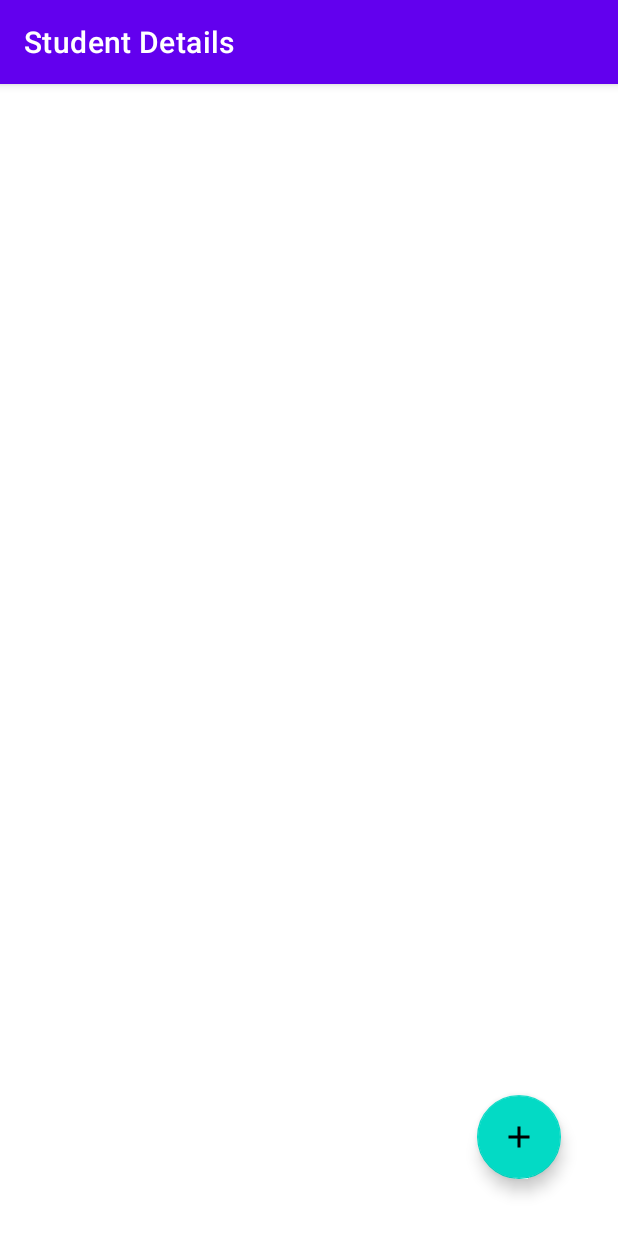
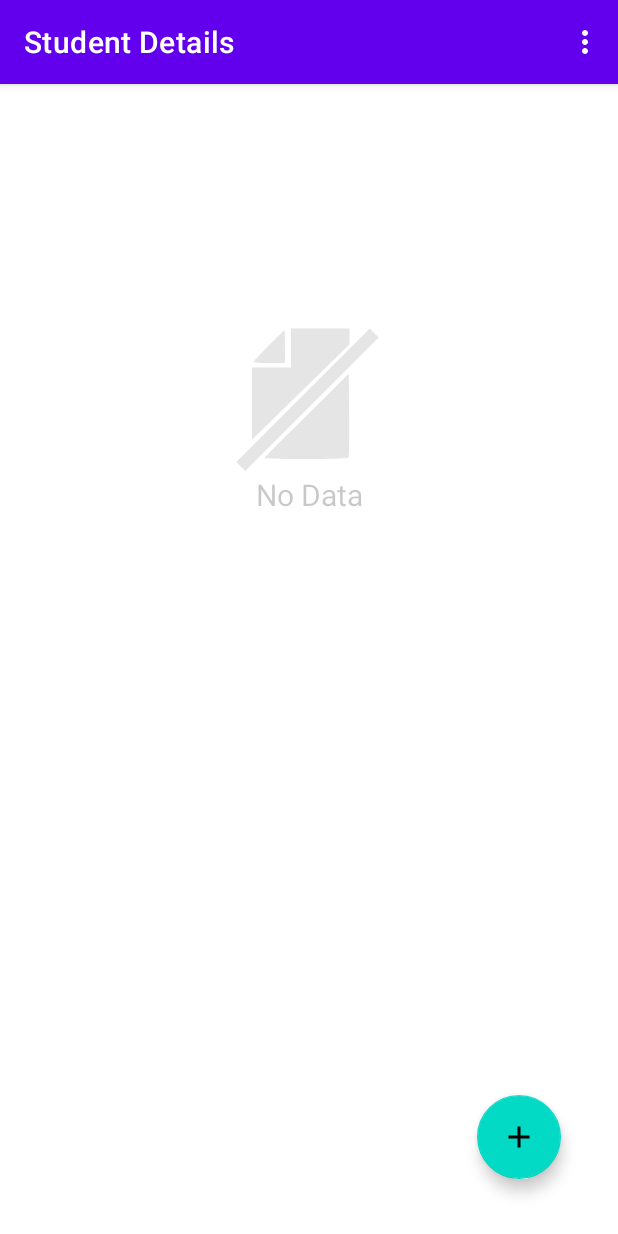
Before and after one commit to ISMT-Coders/Insert-Update_Delete_Android, an Android app: the screen it shows after launch (ViewData), on a phone screen of 412 x 824 dp. Run offline under Robolectric (Android 15) with nearby library versions, the phone set to English and light mode, and no system bars.

Commit message:
Added Deletion Features

```diff
--- a/app/src/main/java/com/example/studentdetails/Db_Helper.java
+++ b/app/src/main/java/com/example/studentdetails/Db_Helper.java
@@ -110,4 +110,8 @@ public class Db_Helper extends SQLiteOpenHelper {
             Toast.makeText(context, "Successfully Deleted", Toast.LENGTH_SHORT).show();
         }
     }
+    void deleteAllData(){
+        SQLiteDatabase db = this.getWritableDatabase();
+        db.execSQL("DELETE FROM " + TABLE_NAME);
+    }
 }
--- a/app/src/main/java/com/example/studentdetails/ViewData.java
+++ b/app/src/main/java/com/example/studentdetails/ViewData.java
@@ -1,12 +1,15 @@
 package com.example.studentdetails;
 
+import androidx.annotation.NonNull;
 import androidx.annotation.Nullable;
+import androidx.appcompat.app.AlertDialog;
 import androidx.appcompat.app.AppCompatActivity;
 
 import androidx.recyclerview.widget.LinearLayoutManager;
 import androidx.recyclerview.widget.RecyclerView;
 
 import android.annotation.SuppressLint;
+import android.content.DialogInterface;
 import android.content.Intent;
 
 import android.database.Cursor;
@@ -14,7 +17,10 @@ import android.os.Bundle;
 
 import android.view.Menu;
 import android.view.MenuInflater;
+import android.view.MenuItem;
 import android.view.View;
+import android.widget.ImageView;
+import android.widget.TextView;
 import android.widget.Toast;
 
 
@@ -28,6 +34,8 @@ public class ViewData extends AppCompatActivity {
     FloatingActionButton add_button;
     ArrayList<String> roll_no, stdName, stdAddress;
     CustomAdapter customAdapter;
+    ImageView empty_imageview;
+    TextView no_data;
 
     @SuppressLint("MissingInflatedId")
     @Override
@@ -36,6 +44,8 @@ public class ViewData extends AppCompatActivity {
         setContentView(R.layout.activity_view_data);
         recyclerView = findViewById(R.id.recyclerView);
         add_button = findViewById(R.id.addButton);
+        empty_imageview = findViewById(R.id.empty_imageView);
+        no_data = findViewById(R.id.no_Data_txt);
 
         add_button.setOnClickListener(new View.OnClickListener() {
             @Override
@@ -67,20 +77,55 @@ public class ViewData extends AppCompatActivity {
     void storeDataInArrays(){
         Cursor cursor = mydb.readAllData();
         if (cursor.getCount() ==0){
-            Toast.makeText(this, "No Data", Toast.LENGTH_SHORT).show();
+            empty_imageview.setVisibility(View.VISIBLE);
+            no_data.setVisibility(View.VISIBLE);
         }else {
             while (cursor.moveToNext()){
                 roll_no.add(cursor.getString(0));
                 stdName.add(cursor.getString(1));
                 stdAddress.add(cursor.getString(2));
             }
+            empty_imageview.setVisibility(View.GONE);
+            no_data.setVisibility(View.GONE);
         }
     }
 
     @Override
     public boolean onCreateOptionsMenu(Menu menu) {
         MenuInflater inflater = getMenuInflater();
-        inflater.inflate((R.menu.my_menu, menu));
+        inflater.inflate(R.menu.my_menu, menu);
         return super.onCreateOptionsMenu(menu);
     }
+
+    @Override
+    public boolean onOptionsItemSelected(@NonNull MenuItem item) {
+        if (item.getItemId() == R.id.delete_all){
+            confirmDialog();
+        }
+        return super.onOptionsItemSelected(item);
+    }
+    void confirmDialog(){
+        AlertDialog.Builder builder = new AlertDialog.Builder(this);
+        builder.setTitle("Delete All Data?");
+        builder.setMessage("Are you sure to delete all Data?");
+        builder.setPositiveButton("Yes", new DialogInterface.OnClickListener() {
+            @Override
+            public void onClick(DialogInterface dialog, int which) {
+                Db_Helper myDB = new Db_Helper(ViewData.this);
+                myDB.deleteAllData();
+
+                //refresh activity
+                Intent intent = new Intent(ViewData.this, ViewData.class);
+                startActivity(intent);
+                finish();
+            }
+        });
+        builder.setNegativeButton("No", new DialogInterface.OnClickListener() {
+            @Override
+            public void onClick(DialogInterface dialog, int which) {
+
+            }
+        });
+        builder.create().show();
+    }
 }
--- /dev/null
+++ b/app/src/main/res/drawable/icons8_empty_100.xml
@@ -0,0 +1,22 @@
+<vector xmlns:android="http://schemas.android.com/apk/res/android"
+    android:width="100dp"
+    android:height="100dp"
+    android:viewportWidth="100"
+    android:viewportHeight="100">
+  <path
+      android:pathData="M38,16l0,13 -13,-0 -13,-0 0,24.1 0,24.1 32.5,-31.8 32.5,-31.7 0,-5.4 0,-5.3 -19.5,-0 -19.5,-0 0,13z"
+      android:fillColor="#000000"
+      android:strokeColor="#00000000"/>
+  <path
+      android:pathData="M46,47.5l-44.5,44.5 3,3 3,3 44.5,-44.5 44.5,-44.5 -3,-3 -3,-3 -44.5,44.5z"
+      android:fillColor="#000000"
+      android:strokeColor="#00000000"/>
+  <path
+      android:pathData="M23.2,14.3c-5.6,5.6 -10.2,10.6 -10.2,11 0,0.4 4.7,0.7 10.5,0.7l10.5,-0 0,-11c0,-6.1 -0.1,-11 -0.3,-11 -0.1,-0 -4.8,4.6 -10.5,10.3z"
+      android:fillColor="#000000"
+      android:strokeColor="#00000000"/>
+  <path
+      android:pathData="M48.3,61.1c-15.6,15.4 -28.3,28.2 -28.3,28.4 0,0.3 12.6,0.5 28,0.5 21.7,-0 28.2,-0.3 28.5,-1.3 0.3,-0.7 0.4,-13.4 0.3,-28.4l-0.3,-27.1 -28.2,27.9z"
+      android:fillColor="#000000"
+      android:strokeColor="#00000000"/>
+</vector>
--- a/app/src/main/res/layout/activity_view_data.xml
+++ b/app/src/main/res/layout/activity_view_data.xml
@@ -25,5 +25,29 @@
         app:layout_constraintBottom_toBottomOf="parent"
         app:layout_constraintEnd_toEndOf="parent" />
 
+    <ImageView
+        android:id="@+id/empty_imageView"
+        android:layout_width="wrap_content"
+        android:layout_height="wrap_content"
+        android:layout_marginTop="150dp"
+        app:layout_constraintEnd_toEndOf="parent"
+        app:layout_constraintStart_toStartOf="parent"
+        app:layout_constraintTop_toTopOf="parent"
+        android:alpha="0.1"
+        android:visibility="gone"
+        app:srcCompat="@drawable/icons8_empty_100" />
+
+    <TextView
+        android:id="@+id/no_Data_txt"
+        android:layout_width="wrap_content"
+        android:layout_height="wrap_content"
+        android:alpha="0.4"
+        android:text="No Data"
+        android:textSize="20sp"
+        android:visibility="gone"
+        app:layout_constraintEnd_toEndOf="parent"
+        app:layout_constraintStart_toStartOf="parent"
+        app:layout_constraintTop_toBottomOf="@+id/empty_imageView" />
+
 
 </androidx.constraintlayout.widget.ConstraintLayout>
--- a/app/src/main/res/menu/my_menu.xml
+++ b/app/src/main/res/menu/my_menu.xml
@@ -5,7 +5,7 @@
     <item
         android:id="@+id/delete_all"
         android:icon="@drawable/ic_delete_24"
-        app:showAsAction="always"
+        app:showAsAction="never"
         android:title="Delete All" />
 
 </menu>
```
